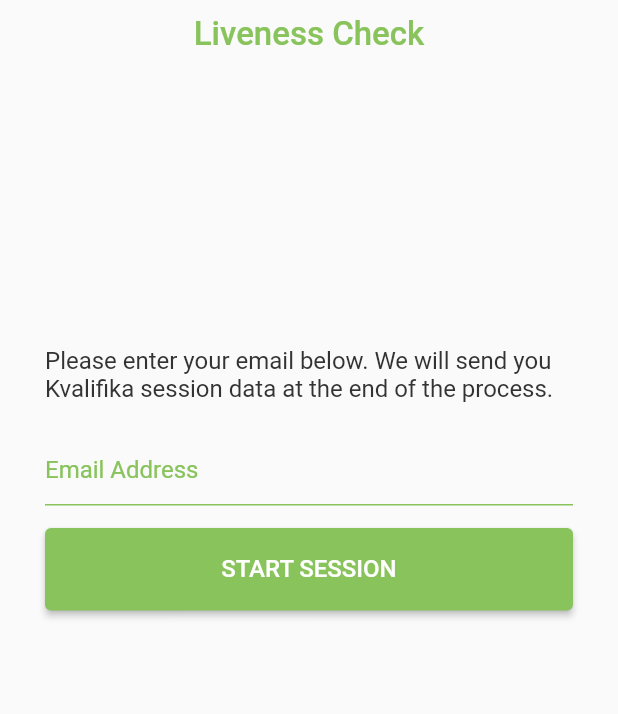
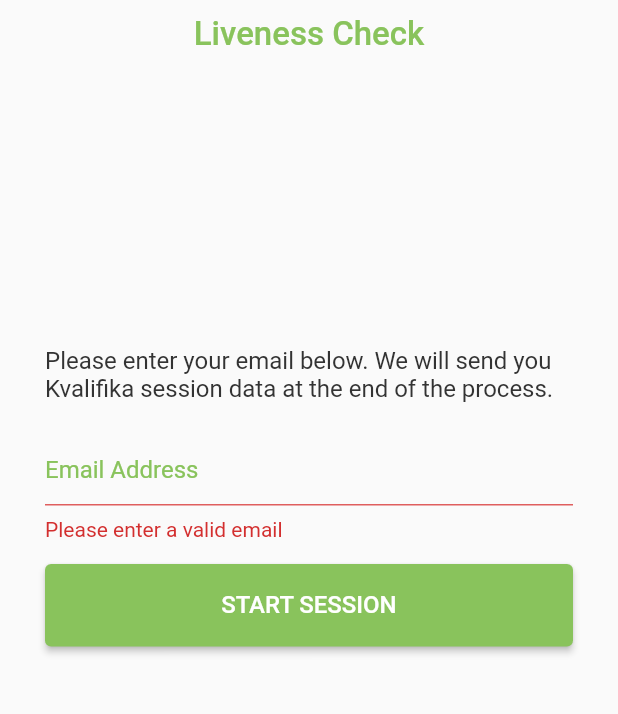
Before and after one commit to Kvalifika/kvalifika-mobile-app, a Flutter app: the screen it shows after launch, after a tap on "START SESSION", on a phone screen of 412 x 824 dp, the part 148-862 px from its top. Run offline on Flutter 3.47's test engine with Material 2 defaults, Android fonts, the phone set to English and light mode, and no system bars; missing offline and left inert: kvalifika_sdk.

Commit message:
fix: validation

```diff
--- a/lib/screens/welcome.dart
+++ b/lib/screens/welcome.dart
@@ -117,10 +117,8 @@ class _WelcomeScreenState extends State<WelcomeScreen> {
                             ),
                           ),
                           validator: (value) {
-                            if (Validator.isValidEmail(value)) {
-                              return 'Please enter a valid email';
-                            }
-                            return null;
+                            if (Validator.isValidEmail(value)) return null;
+                            return 'Please enter a valid email';
                           },
                           keyboardType: TextInputType.emailAddress,
                           onChanged: (value) {
```
